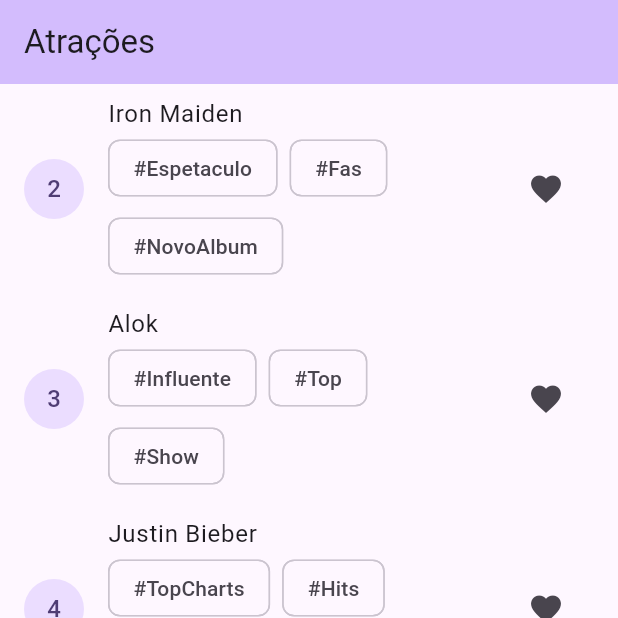
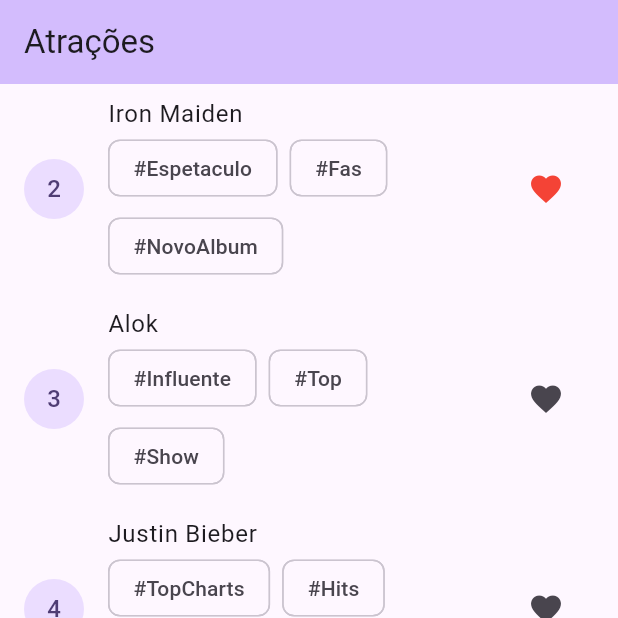
Before and after one commit to JansenDF/favorites_rock_in_rio, a Flutter app: the screen it shows after launch, after a tap on the "favorite" icon, on a phone screen of 412 x 824 dp, the top half of it. Run offline on Flutter 3.47's test engine with Material 3 defaults, Android fonts, the phone set to English and light mode, and no system bars.

Commit message:
Adicionado funcionalidade de favoritar banda (like e no like)

```diff
--- a/lib/main.dart
+++ b/lib/main.dart
@@ -56,6 +56,8 @@
 }
 
 class _MyHomePageState extends State<MyHomePage> {
+  final List<Atracao> listaFavoritos = [];
+
   @override
   Widget build(BuildContext context) {
     // This method is rerun every time setState is called, for instance as done
@@ -64,6 +66,7 @@
     // The Flutter framework has been optimized to make rerunning build methods
     // fast, so that you can just rebuild anything that needs updating rather
     // than having to individually change instances of widgets.
+
     return Scaffold(
       appBar: AppBar(
         // TRY THIS: Try changing the color here to a specific color (to
@@ -77,21 +80,33 @@
       body: ListView.builder(
         itemCount: listaAtracoes.length,
         itemBuilder: (context, index) {
+          final atracao = listaAtracoes[index];
+          final isFavorite = listaFavoritos.contains(atracao);
           return ListTile(
-            title: Text(listaAtracoes[index].nome),
+            title: Text(atracao.nome),
             subtitle: Wrap(
               spacing: 8,
               runSpacing: 4,
-              children: listaAtracoes[index]
-                  .tags
+              children: atracao.tags
                   .map((tag) => Chip(label: Text('#$tag')))
                   .toList(),
             ),
             leading: CircleAvatar(
-              child: Text('${listaAtracoes[index].dia}'),
+              child: Text('${atracao.dia}'),
             ),
-            trailing:
-                IconButton(onPressed: () {}, icon: const Icon(Icons.favorite)),
+            trailing: IconButton(
+                onPressed: () {
+                  setState(() {
+                    if (isFavorite) {
+                      listaFavoritos.remove(atracao);
+                    } else {
+                      listaFavoritos.add(atracao);
+                    }
+                  });
+                },
+                icon: isFavorite
+                    ? const Icon(Icons.favorite, color: Colors.red)
+                    : const Icon(Icons.favorite)),
           );
         },
       ),
```
